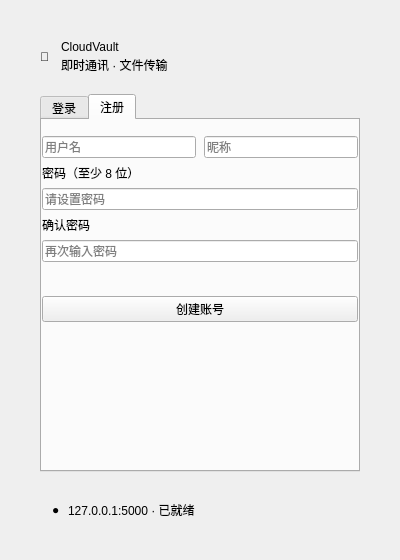
Above: client/src/ui/login_window.ui from lhao4/CloudVault before the change. Below: the same form after it.
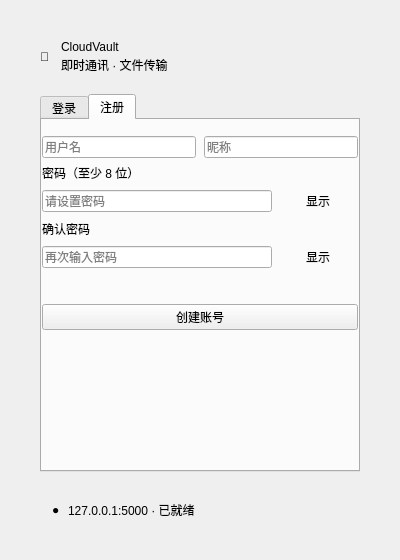
That is the form after the change. The open tabs and pages were chosen to show the change.

Commit message: refactor: improve LoginWindow robustness, style, and UX

Patch:
```diff
--- a/client/src/ui/login_window.ui
+++ b/client/src/ui/login_window.ui
@@ -159,21 +159,47 @@
            </widget>
           </item>
           <item>
+           <layout class="QHBoxLayout" name="regPwdRowLayout">
+            <property name="spacing"><number>6</number></property>
+            <item>
            <widget class="QLineEdit" name="regPasswordEdit">
             <property name="placeholderText"><string>请设置密码</string></property>
             <property name="echoMode"><enum>QLineEdit::Password</enum></property>
            </widget>
           </item>
           <item>
+             <widget class="QPushButton" name="regPwdToggleBtn">
+              <property name="text"><string>显示</string></property>
+              <property name="checkable"><bool>true</bool></property>
+              <property name="flat"><bool>true</bool></property>
+              <property name="cursor"><cursorShape>PointingHandCursor</cursorShape></property>
+             </widget>
+            </item>
+           </layout>
+          </item>
+          <item>
            <widget class="QLabel" name="regConfirmLabel">
             <property name="text"><string>确认密码</string></property>
            </widget>
           </item>
           <item>
+           <layout class="QHBoxLayout" name="regConfirmRowLayout">
+            <property name="spacing"><number>6</number></property>
+            <item>
            <widget class="QLineEdit" name="regConfirmEdit">
             <property name="placeholderText"><string>再次输入密码</string></property>
             <property name="echoMode"><enum>QLineEdit::Password</enum></property>
            </widget>
+            </item>
+            <item>
+             <widget class="QPushButton" name="regConfirmToggleBtn">
+              <property name="text"><string>显示</string></property>
+              <property name="checkable"><bool>true</bool></property>
+              <property name="flat"><bool>true</bool></property>
+              <property name="cursor"><cursorShape>PointingHandCursor</cursorShape></property>
+             </widget>
+            </item>
+           </layout>
           </item>
           <item>
            <widget class="QLabel" name="regStatusLabel">
```
Left out of the diff: 13 changed lines with no effect on the pictures. Lines whose indentation alone changed are shown as unchanged. The commit also changes 2 other files.
